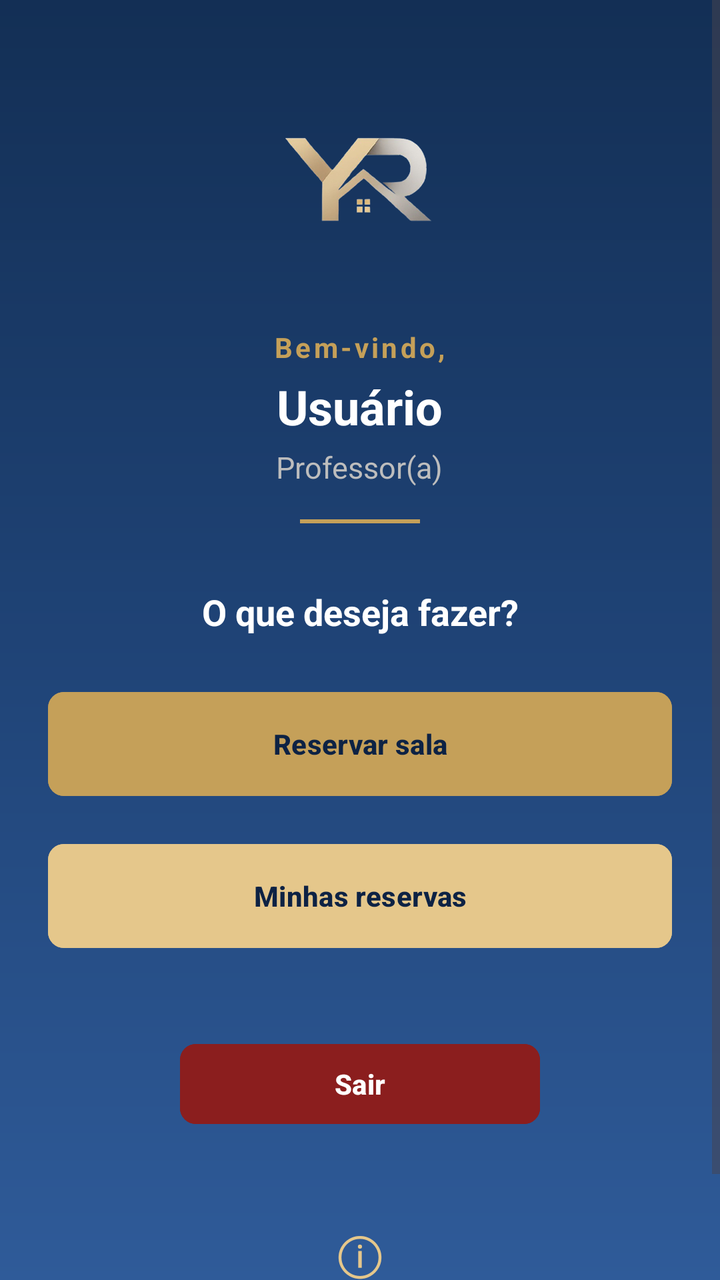
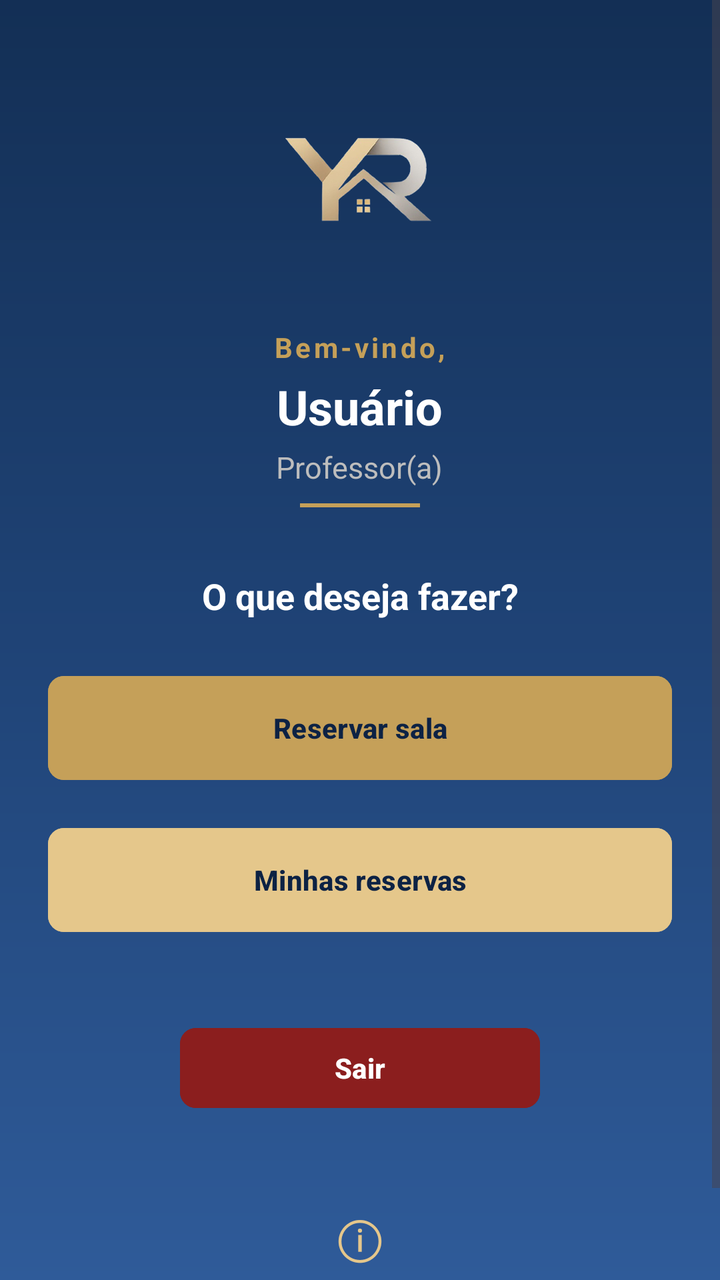

An Android layout rendered at two revisions. The XML below is the earlier revision; the diff shows what the commit changed to produce the second picture.
<!-- AndroidManifest.xml: application theme Theme.Agend -->
<!-- res/layout/activity_home.xml -->
<?xml version="1.0" encoding="utf-8"?>
<ScrollView
    xmlns:android="http://schemas.android.com/apk/res/android"
    xmlns:app="http://schemas.android.com/apk/res-auto"
    android:layout_width="match_parent"
    android:layout_height="match_parent"
    android:fillViewport="true"
    android:background="@drawable/bg_yarooms_gradient">

    <LinearLayout
        android:layout_width="match_parent"
        android:layout_height="wrap_content"
        android:orientation="vertical"
        android:padding="24dp">

        <ImageView
            android:id="@+id/logoHome"
            android:layout_width="140dp"
            android:layout_height="100dp"
            android:src="@drawable/logo"
            android:contentDescription="Logotipo do YaRooms"
            android:scaleType="fitCenter"
            android:layout_gravity="center"
            android:layout_marginTop="16dp" />

        <TextView
            android:id="@+id/textoBemVindo"
            android:layout_width="wrap_content"
            android:layout_height="wrap_content"
            android:text="Bem-vindo,"
            android:textSize="14sp"
            android:letterSpacing="0.1"
            android:textStyle="bold"
            android:textColor="@color/yarooms_gold"
            android:layout_gravity="center"
            android:layout_marginTop="24dp" />

        <TextView
            android:id="@+id/textoNomeUsuario"
            android:layout_width="wrap_content"
            android:layout_height="wrap_content"
            android:text="Usuário"
            android:textSize="24sp"
            android:textStyle="bold"
            android:textColor="@color/white"
            android:layout_gravity="center"
            android:layout_marginTop="4dp" />

        <TextView
            android:id="@+id/textoCargoUsuario"
            android:layout_width="wrap_content"
            android:layout_height="wrap_content"
            android:text="Professor(a)"
            android:textSize="15sp"
            android:textColor="@color/gray_text"
            android:layout_gravity="center"
            android:layout_marginTop="4dp" />

        <View
            android:layout_width="60dp"
            android:layout_height="2dp"
            android:background="@color/yarooms_gold"
            android:layout_gravity="center"
            android:layout_marginTop="16dp"
            android:layout_marginBottom="32dp" />

        <TextView
            android:id="@+id/textoPergunta"
            android:layout_width="match_parent"
            android:layout_height="wrap_content"
            android:text="O que deseja fazer?"
            android:textSize="18sp"
            android:textStyle="bold"
            android:textColor="@color/white"
            android:gravity="center"
            android:layout_marginBottom="24dp" />

        <com.google.android.material.button.MaterialButton
            android:id="@+id/botaoReservarSala"
            android:layout_width="match_parent"
            android:layout_height="60dp"
            android:text="Reservar sala"
            android:textAllCaps="false"
            android:textColor="@color/yarooms_blue_dark"
            android:textStyle="bold"
            app:cornerRadius="8dp"
            android:backgroundTint="@color/yarooms_gold" />

        <com.google.android.material.button.MaterialButton
            android:id="@+id/botaoMinhasReservas"
            android:layout_width="match_parent"
            android:layout_height="60dp"
            android:text="Minhas reservas"
            android:textAllCaps="false"
            android:textColor="@color/yarooms_blue_dark"
            android:textStyle="bold"
            app:cornerRadius="8dp"
            android:backgroundTint="@color/yarooms_gold_light"
            android:layout_marginTop="16dp" />

        <com.google.android.material.button.MaterialButton
            android:id="@+id/botaoSairProfessor"
            android:layout_width="180dp"
            android:layout_height="48dp"
            android:text="Sair"
            android:textAllCaps="false"
            android:textColor="@color/white"
            android:textStyle="bold"
            android:layout_gravity="center"
            android:layout_marginTop="40dp"
            android:layout_marginBottom="24dp"
            android:backgroundTint="#8B1E1E"
            app:cornerRadius="8dp" />

        <TextView
            android:id="@+id/botaoInfoApp"
            android:layout_width="wrap_content"
            android:layout_height="wrap_content"
            android:minWidth="48dp"
            android:minHeight="48dp"
            android:gravity="center"
            android:text="ⓘ"
            android:textSize="26sp"
            android:textColor="@color/yarooms_gold_light"
            android:contentDescription="Informações do aplicativo"
            android:layout_gravity="center"
            android:padding="12dp"
            android:layout_marginTop="8dp"
            android:layout_marginBottom="16dp" />

    </LinearLayout>
</ScrollView>
<!-- resources referenced by this layout -->
<resources>
  <color name="gray_text">#BDBDBD</color>
  <color name="white">#FFFFFF</color>
  <color name="yarooms_blue_dark">#0D2244</color>
  <color name="yarooms_gold">#C5A059</color>
  <color name="yarooms_gold_light">#E5C78B</color>
  <!-- drawable bg_yarooms_gradient (drawable) -->
  <?xml version="1.0" encoding="utf-8"?>
  <shape xmlns:android="http://schemas.android.com/apk/res/android">
  
      
      <gradient
          android:angle="270"
          android:startColor="#132F55"
          android:centerColor="#1F4376"
          android:endColor="#2F5B99"
          android:type="linear" />
  
  </shape>
  <!-- drawable logo: png bitmap (drawable, 79161 bytes) -->
  <style name="Theme.Agend" parent="Base.Theme.Agend" />
  <style name="Base.Theme.Agend" parent="Theme.Material3.DayNight.NoActionBar">
          <item name="android:forceDarkAllowed" tools:targetApi="q">false</item>
          
          <item name="colorError">@color/yarooms_error</item>
      </style>
  <color name="yarooms_error">#FF5252</color>
</resources>

<!-- the commit's change to res/layout/activity_home.xml (unified diff, before → after) -->
@@ -61,7 +61,7 @@
             android:layout_height="2dp"
             android:background="@color/yarooms_gold"
             android:layout_gravity="center"
-            android:layout_marginTop="16dp"
+            android:layout_marginTop="8dp"
             android:layout_marginBottom="32dp" />
 
         <TextView
